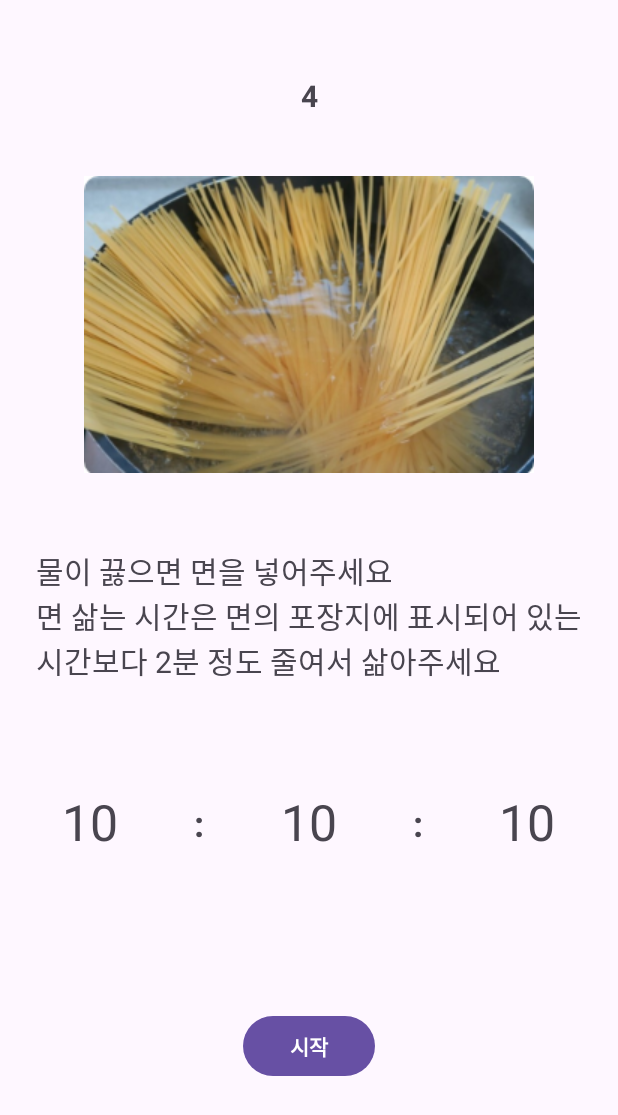
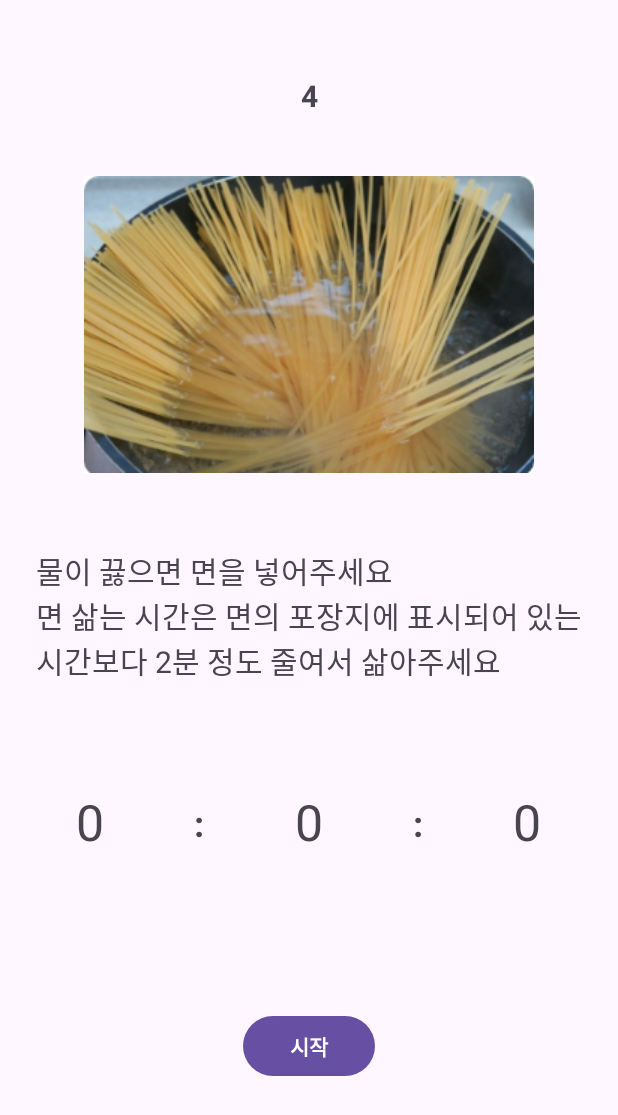
Before and after one commit to invercelina/CookingCopy, an Android app: the screen it shows after launch (MainActivity), after a tap on "시작", on a phone screen of 412 x 824 dp. Shown: the top 1115 px of the screen. Run offline under Robolectric (Android 15) with nearby library versions, the phone set to English and light mode, and no system bars; 1 statement that could not run was skipped.

Commit message:
시분초 각각 TextView에 숫자 넣기

```diff
--- a/app/src/main/java/com/example/cooking/MainActivity.java
+++ b/app/src/main/java/com/example/cooking/MainActivity.java
@@ -13,6 +13,7 @@ import androidx.core.view.ViewCompat;
 import androidx.core.view.WindowInsetsCompat;
 
 public class MainActivity extends AppCompatActivity {
+
 
     @Override
     protected void onCreate(Bundle savedInstanceState) {
@@ -30,6 +31,10 @@ public class MainActivity extends AppCompatActivity {
 
         Button startbtn = findViewById(R.id.btn_start);
 
+        int hour;
+        int minute;
+        int second;
+
         startbtn.setOnClickListener(new View.OnClickListener() {
             @Override
             public void onClick(View v) {
@@ -40,7 +45,18 @@ public class MainActivity extends AppCompatActivity {
                 tvhour.setVisibility(View.VISIBLE);
                 tvminute.setVisibility(View.VISIBLE);
                 tvsecond.setVisibility(View.VISIBLE);
+
+                inputNumber(ethour, tvhour);
+                inputNumber(etminute, tvminute);
+                inputNumber(etsecond, tvsecond);
             }
         });
+
     }
+
+    public void inputNumber(EditText editText, TextView textView) {
+        int number = Integer.parseInt(editText.getText().toString());
+        textView.setText(String.valueOf(number));
+    }
+
 }
--- a/app/src/main/res/layout/activity_main.xml
+++ b/app/src/main/res/layout/activity_main.xml
@@ -119,7 +119,6 @@
         android:layout_height="wrap_content"
         android:layout_marginTop="70dp"
         android:gravity="center"
-        android:text="10"
         android:textSize="33.5sp"
         android:visibility="invisible"
         app:layout_constraintEnd_toStartOf="@id/tv_hourcolon"
@@ -132,7 +131,6 @@
         android:layout_height="wrap_content"
         android:layout_marginTop="70dp"
         android:gravity="center"
-        android:text="10"
         android:textSize="33.5sp"
         android:visibility="invisible"
         app:layout_constraintEnd_toStartOf="@id/tv_minutecolon"
@@ -145,7 +143,6 @@
         android:layout_height="wrap_content"
         android:layout_marginTop="70dp"
         android:gravity="center"
-        android:text="10"
         android:textSize="33.5sp"
         android:visibility="invisible"
         app:layout_constraintEnd_toEndOf="@id/tv_description"
```
